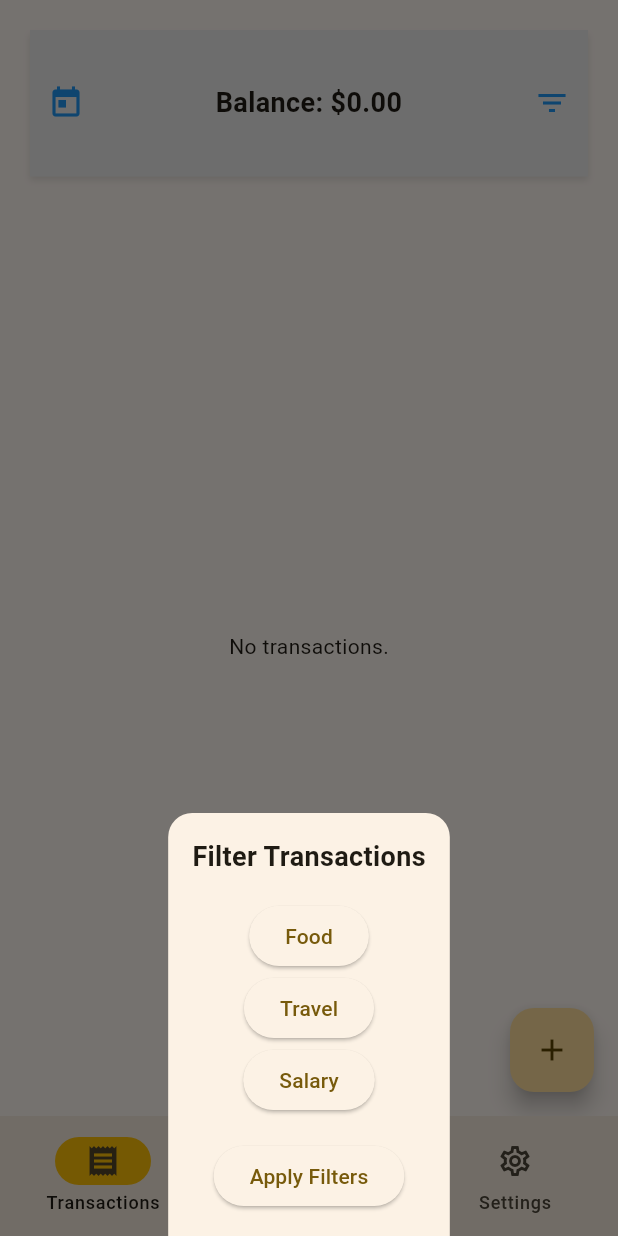
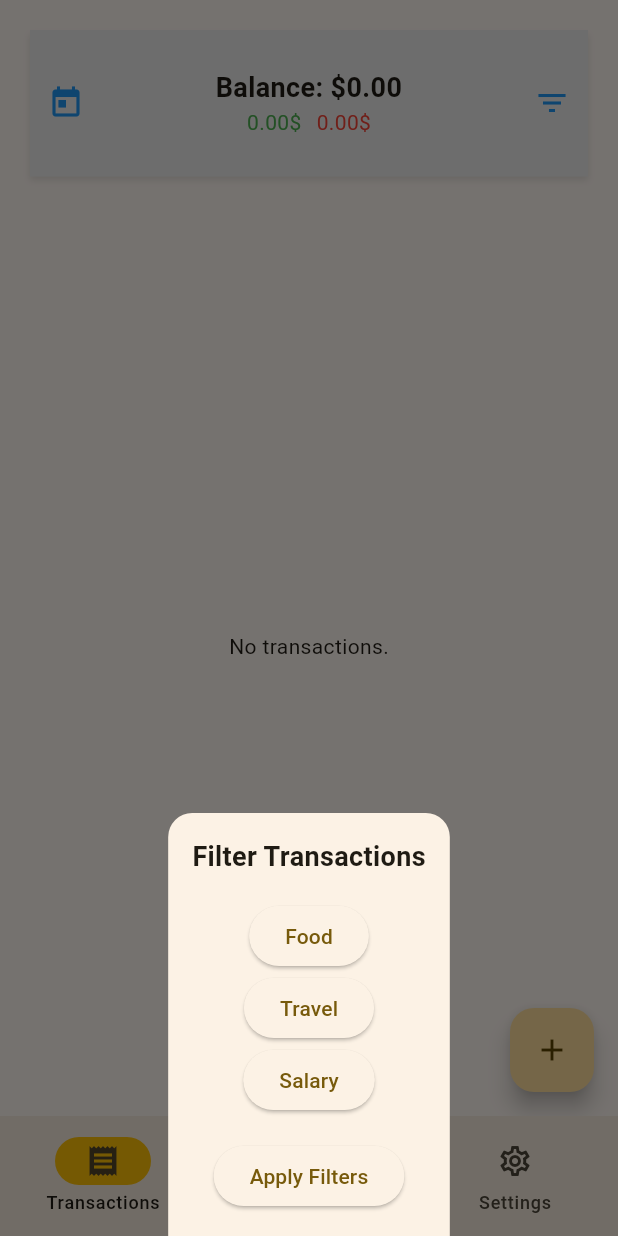
Before and after one commit to ignasked/flutter_finance_tracker, a Flutter app: the screen it shows after launch, after a tap on the "filter list" icon, on a phone screen of 412 x 824 dp. Run offline on Flutter 3.47's test engine with Material 3 defaults, Android fonts, the light colour scheme and no system bars; our stand-ins replace bloc, equatable, flutter_bloc, formz, objectbox, syncfusion_flutter_charts; generated files the repository leaves out were written again.

Commit message:
transaction summary refactoring

```diff
--- a/lib/backend/models/transaction.dart
+++ b/lib/backend/models/transaction.dart
@@ -2,6 +2,9 @@ import 'package:equatable/equatable.dart';
 import 'package:objectbox/objectbox.dart';
 
 @Entity()
+
+/// Represents a financial transaction with details such as title, amount, type (income/expense), category, and date.
+// ignore: must_be_immutable
 class Transaction extends Equatable {
   @Id()
   int id;
--- /dev/null
+++ b/lib/front/home_screen/cubit/transaction_summary_cubit.dart
@@ -0,0 +1,41 @@
+import 'package:bloc/bloc.dart';
+import 'package:equatable/equatable.dart';
+import 'package:pvp_projektas/backend/models/transaction.dart';
+
+class TransactionSummaryState extends Equatable {
+  final double balance;
+  final double income;
+  final double expenses;
+
+  const TransactionSummaryState({
+    this.balance = 0.0,
+    this.income = 0.0,
+    this.expenses = 0.0,
+  });
+
+  @override
+  List<Object> get props => [balance, income, expenses];
+}
+
+class TransactionSummaryCubit extends Cubit<TransactionSummaryState> {
+  TransactionSummaryCubit() : super(const TransactionSummaryState());
+
+  void calculateSummary(List<Transaction> transactions) {
+    double totalIncome = 0.0;
+    double totalExpenses = 0.0;
+
+    for (final transaction in transactions) {
+      if (transaction.isIncome) {
+        totalIncome += transaction.amount;
+      } else {
+        totalExpenses += transaction.amount;
+      }
+    }
+
+    emit(TransactionSummaryState(
+      balance: totalIncome - totalExpenses,
+      income: totalIncome,
+      expenses: totalExpenses,
+    ));
+  }
+}
--- a/lib/front/home_screen/home_screen.dart
+++ b/lib/front/home_screen/home_screen.dart
@@ -26,7 +26,6 @@ class HomeScreen extends StatelessWidget {
                     Expanded(
                       flex: 1,
                       child: TransactionSummary(
-                        transactions: state.transactions,
                         onCalendarPressed: () => _showDateFilter(context),
                         onFilterPressed: () => _showFilterOptions(context),
                       ),
@@ -45,7 +44,6 @@ class HomeScreen extends StatelessWidget {
                   Expanded(
                     flex: 1,
                     child: TransactionSummary(
-                      transactions: state.transactions,
                       onCalendarPressed: () => _showDateFilter(context),
                       onFilterPressed: () => _showFilterOptions(context),
                     ),
@@ -82,6 +80,7 @@ class HomeScreen extends StatelessWidget {
     );
   }
 }
+
 // TODO: move out show filtering options
 void _showFilterOptions(BuildContext context) {
   showModalBottomSheet(
@@ -158,7 +157,6 @@ void _showFilterOptions(BuildContext context) {
   );
 }
 
-
 void _showDateFilter(BuildContext context) async {
   DateTimeRange? selectedRange = await showDateRangePicker(
     context: context,
--- a/lib/front/home_screen/widgets/transaction_summary.dart
+++ b/lib/front/home_screen/widgets/transaction_summary.dart
@@ -1,27 +1,36 @@
 import 'package:flutter/material.dart';
-import 'package:pvp_projektas/backend/models/transaction.dart';
-import 'package:pvp_projektas/backend/transaction_repository/utils/transaction_utils.dart';
+import 'package:flutter_bloc/flutter_bloc.dart';
+import 'package:pvp_projektas/front/home_screen/cubit/transaction_cubit.dart';
+import 'package:pvp_projektas/front/home_screen/cubit/transaction_summary_cubit.dart';
+import 'package:pvp_projektas/front/home_screen/widgets/transaction_summary_display.dart';
 
 class TransactionSummary extends StatelessWidget {
-  //TODO: remove this and use transaction cubit
-  final List<Transaction> transactions;
   final VoidCallback onCalendarPressed;
   final VoidCallback onFilterPressed;
 
-  const TransactionSummary(
-      {Key? key, required this.transactions, required this.onCalendarPressed, required this.onFilterPressed})
-      : super(key: key);
+  const TransactionSummary({
+    Key? key,
+    required this.onCalendarPressed,
+    required this.onFilterPressed,
+  }) : super(key: key);
 
   @override
   Widget build(BuildContext context) {
-    return Container(
+    return BlocListener<TransactionCubit, TransactionState>(
+      listener: (context, state) {
+        context
+            .read<TransactionSummaryCubit>()
+            .calculateSummary(state.transactions);
+      },
+      child: Container(
         decoration: BoxDecoration(
           color: Colors.grey[200],
           boxShadow: [
             BoxShadow(
-                color: Colors.black.withOpacity(0.1),
-                blurRadius: 3,
-                offset: const Offset(0, 3))
+              color: Colors.black.withOpacity(0.1),
+              blurRadius: 3,
+              offset: const Offset(0, 3),
+            ),
           ],
         ),
         child: Row(
@@ -31,35 +40,16 @@ class TransactionSummary extends StatelessWidget {
               icon: const Icon(Icons.today, color: Colors.blue),
               onPressed: onCalendarPressed,
             ),
-            Expanded(
-                child: Text(
-              'Balance: \$${calculateBalance(transactions).toStringAsFixed(2)}',
-              style: const TextStyle(fontSize: 18, fontWeight: FontWeight.bold),
-              textAlign: TextAlign.center,
-            )),
+            const Expanded(
+              child: TransactionSummaryDisplay(),
+            ),
             IconButton(
               icon: const Icon(Icons.filter_list, color: Colors.blue),
-              onPressed: onFilterPressed
+              onPressed: onFilterPressed,
             ),
           ],
-        ));
-
-    return Column(
-      crossAxisAlignment: CrossAxisAlignment.start,
-      children: [
-        Text(
-          'Balance: \$${calculateBalance(transactions).toStringAsFixed(2)}',
-          style: const TextStyle(fontSize: 18, fontWeight: FontWeight.bold),
         ),
-        Text(
-          'Income: \$${calculateIncome(transactions).toStringAsFixed(2)}',
-          style: const TextStyle(fontSize: 14, color: Colors.green),
-        ),
-        Text(
-          'Expenses: \$${calculateExpenses(transactions).toStringAsFixed(2)}',
-          style: const TextStyle(fontSize: 14, color: Colors.red),
-        ),
-      ],
+      ),
     );
   }
 }
--- /dev/null
+++ b/lib/front/home_screen/widgets/transaction_summary_display.dart
@@ -0,0 +1,42 @@
+import 'package:flutter/material.dart';
+import 'package:flutter_bloc/flutter_bloc.dart';
+import 'package:pvp_projektas/front/home_screen/cubit/transaction_summary_cubit.dart';
+
+class TransactionSummaryDisplay extends StatelessWidget {
+  const TransactionSummaryDisplay({Key? key}) : super(key: key);
+
+  @override
+  Widget build(BuildContext context) {
+    return BlocBuilder<TransactionSummaryCubit, TransactionSummaryState>(
+      builder: (context, state) {
+        return Column(
+          mainAxisSize: MainAxisSize.min,
+          children: [
+            Text(
+              'Balance: \$${state.balance.toStringAsFixed(2)}',
+              style: const TextStyle(
+                fontSize: 18,
+                fontWeight: FontWeight.bold,
+              ),
+              textAlign: TextAlign.center,
+            ),
+            Row(
+              mainAxisAlignment: MainAxisAlignment.center,
+              children: [
+                Text(
+                  '${state.income.toStringAsFixed(2)}\$',
+                  style: const TextStyle(fontSize: 14, color: Colors.green),
+                ),
+                const SizedBox(width: 10),
+                Text(
+                  '${state.expenses.toStringAsFixed(2)}\$',
+                  style: const TextStyle(fontSize: 14, color: Colors.red),
+                ),
+              ],
+            ),
+          ],
+        );
+      },
+    );
+  }
+}
--- a/lib/front/stat_screen/stat_screen.dart
+++ b/lib/front/stat_screen/stat_screen.dart
@@ -31,7 +31,6 @@ class StatScreen extends StatelessWidget {
                   Expanded(
                     flex: 1,
                     child: TransactionSummary(
-                      transactions: state.transactions,
                       onCalendarPressed: () => _showDateFilter(context),
                       onFilterPressed: () => _showFilterOptions(context),
                     ),
@@ -57,10 +56,13 @@ class StatScreen extends StatelessWidget {
                               series: <CircularSeries>[
                                 PieSeries<_ChartData, String>(
                                   dataSource: chartData,
-                                  xValueMapper: (_ChartData data, _) => data.category,
-                                  yValueMapper: (_ChartData data, _) => data.amount,
+                                  xValueMapper: (_ChartData data, _) =>
+                                      data.category,
+                                  yValueMapper: (_ChartData data, _) =>
+                                      data.amount,
                                   dataLabelSettings: const DataLabelSettings(
-                                    isVisible: true, showZeroValue: false,
+                                    isVisible: true,
+                                    showZeroValue: false,
                                   ),
                                 ),
                               ],
@@ -86,15 +88,20 @@ class StatScreen extends StatelessWidget {
                               primaryYAxis: NumericAxis(
                                 title: AxisTitle(text: 'Total Balance'),
                               ),
-                              series: <CartesianSeries<_LinaChartData, DateTime>>[
+                              series: <CartesianSeries<_LinaChartData,
+                                  DateTime>>[
                                 LineSeries<_LinaChartData, DateTime>(
                                   name: 'Balance',
                                   dataSource: lineChartData,
-                                  xValueMapper: (_LinaChartData data, _) => data.date,
-                                  yValueMapper: (_LinaChartData data, _) => data.balance,
-                                  markerSettings: const MarkerSettings(isVisible: true),
+                                  xValueMapper: (_LinaChartData data, _) =>
+                                      data.date,
+                                  yValueMapper: (_LinaChartData data, _) =>
+                                      data.balance,
+                                  markerSettings:
+                                      const MarkerSettings(isVisible: true),
                                   dataLabelSettings: const DataLabelSettings(
-                                    isVisible: true, showZeroValue: false,
+                                    isVisible: true,
+                                    showZeroValue: false,
                                   ),
                                 ),
                               ],
@@ -112,7 +119,6 @@ class StatScreen extends StatelessWidget {
       ),
     );
   }
-
 
   List<_ChartData> _prepareChartData(List<Transaction> transactions) {
     // <---- to cubit
--- a/lib/main.dart
+++ b/lib/main.dart
@@ -4,6 +4,8 @@ import 'package:flutter_bloc/flutter_bloc.dart';
 
 import 'package:pvp_projektas/front/home_screen/widgets/navbar.dart';
 import 'package:pvp_projektas/front/home_screen/cubit/transaction_cubit.dart';
+
+import 'front/home_screen/cubit/transaction_summary_cubit.dart';
 
 /// Transaction repository provider
 late TransactionRepository transactionRepository;
@@ -27,6 +29,9 @@ class MyApp extends StatelessWidget {
             create: (context) =>
                 TransactionCubit(context.read<TransactionRepository>()),
           ),
+          BlocProvider<TransactionSummaryCubit>(
+            create: (context) => TransactionSummaryCubit(),
+          ),
         ],
         child: MaterialApp(
           title: 'Finance tracker',
```
